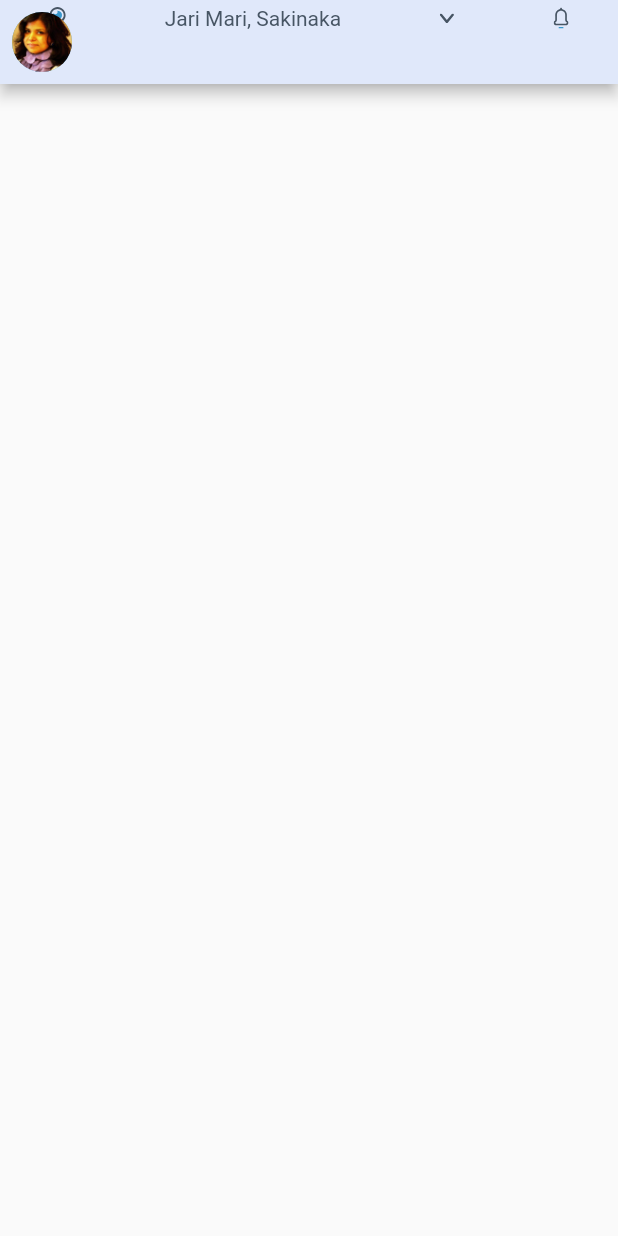
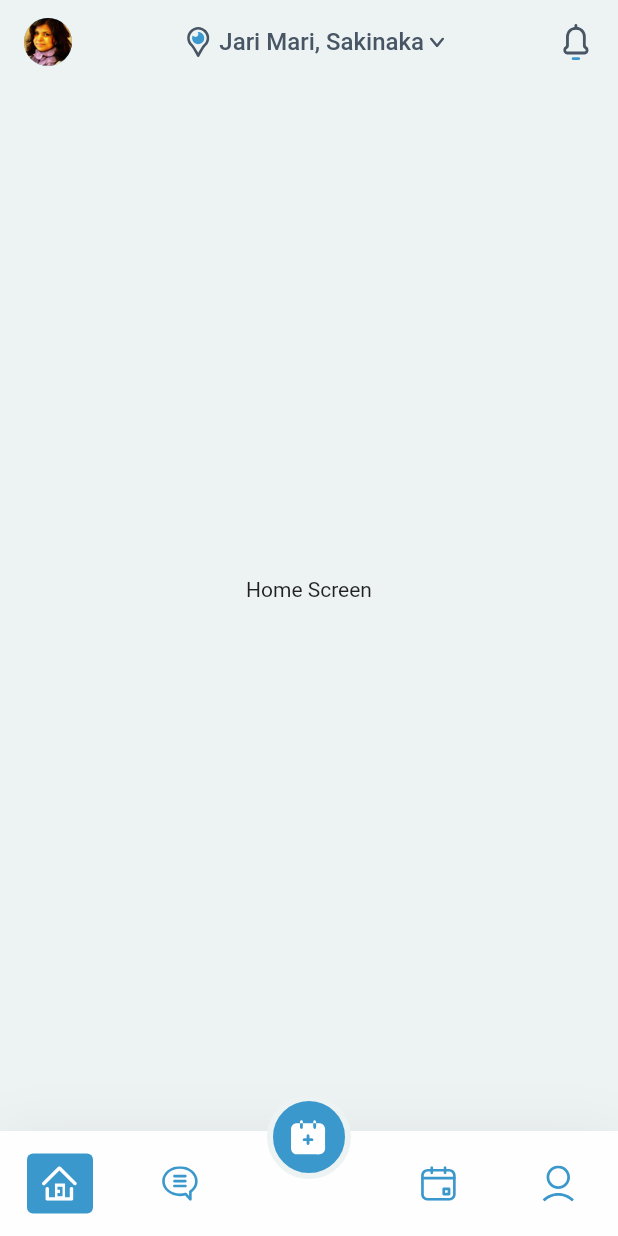
Before and after one commit to praveen0308/doctor_constultation, a Flutter app: the screen it shows after launch, on a phone screen of 412 x 824 dp. Run offline on Flutter 3.47's test engine with Material 2 defaults, Android fonts, the light colour scheme and no system bars; our stand-ins replace flutter_svg, google_fonts.

Commit message:
initial ui setup

```diff
--- a/lib/main.dart
+++ b/lib/main.dart
@@ -1,7 +1,6 @@
-
 import 'package:doctor_consultation/res/app_colors.dart';
 import 'package:doctor_consultation/res/image_path.dart';
-import 'package:doctor_consultation/ui/home.dart';
+import 'package:doctor_consultation/patient/dashboard/dashboard.dart';
 import 'package:doctor_consultation/widgets/app_nav_bar.dart';
 import 'package:flutter/material.dart';
 
@@ -15,14 +14,12 @@ class MyApp extends StatelessWidget {
   // This widget is the root of your application.
   @override
   Widget build(BuildContext context) {
-    return  MaterialApp(
+    return MaterialApp(
       debugShowCheckedModeBanner: false,
       theme: ThemeData(
-        primarySwatch: AppColors.primarySwatchColor
-      ),
-      home: HomePage(),
+          primarySwatch: AppColors.primarySwatchColor,
+          scaffoldBackgroundColor: AppColors.greyLight),
+      home: DashboardPatient(),
     );
-
-
   }
 }
--- /dev/null
+++ b/lib/patient/dashboard/dashboard.dart
@@ -0,0 +1,68 @@
+import 'package:doctor_consultation/patient/dashboard/home_page.dart';
+import 'package:doctor_consultation/patient/dashboard/message_page.dart';
+import 'package:doctor_consultation/patient/dashboard/patient_profile_page.dart';
+import 'package:doctor_consultation/patient/dashboard/schedule_history_page.dart';
+import 'package:doctor_consultation/widgets/app_nav_bar.dart';
+import 'package:doctor_consultation/widgets/bottom_nav.dart';
+import 'package:flutter/cupertino.dart';
+import 'package:flutter/material.dart';
+
+class DashboardPatient extends StatefulWidget {
+  const DashboardPatient({Key? key}) : super(key: key);
+
+  @override
+  _DashboardPatientState createState() => _DashboardPatientState();
+}
+
+class _DashboardPatientState extends State<DashboardPatient> {
+  late PageController _tabsPageController;
+  int _selectedTab = 0;
+
+  @override
+  void initState() {
+    _tabsPageController = PageController();
+    super.initState();
+  }
+
+  @override
+  void dispose() {
+    _tabsPageController.dispose();
+    super.dispose();
+  }
+
+  @override
+  Widget build(BuildContext context) {
+    return SafeArea(
+      child: Scaffold(
+        body: Column(
+          children: <Widget>[
+            const AppNavBar(),
+            Expanded(
+                child: PageView(
+              controller: _tabsPageController,
+              onPageChanged: (num) {
+                setState(() {
+                  _selectedTab = num;
+                });
+              },
+              children: [
+                HomePage(),
+                MessagePage(),
+                ScheduleHistoryPage(),
+                PatientProfilePage(),
+              ],
+            )),
+            BottomNav(
+              selectedTab: _selectedTab,
+              tabPressed: (num) {
+                _tabsPageController.animateToPage(num,
+                    duration: Duration(milliseconds: 300),
+                    curve: Curves.easeOutCubic);
+              },
+            ),
+          ],
+        ),
+      ),
+    );
+  }
+}
--- /dev/null
+++ b/lib/patient/dashboard/home_page.dart
@@ -0,0 +1,17 @@
+import 'package:flutter/cupertino.dart';
+
+class HomePage extends StatefulWidget {
+  const HomePage({Key? key}) : super(key: key);
+
+  @override
+  _HomePageState createState() => _HomePageState();
+}
+
+class _HomePageState extends State<HomePage> {
+  @override
+  Widget build(BuildContext context) {
+    return Center(
+      child: Text("Home Screen"),
+    );
+  }
+}
--- /dev/null
+++ b/lib/patient/dashboard/message_page.dart
@@ -0,0 +1,17 @@
+import 'package:flutter/cupertino.dart';
+
+class MessagePage extends StatefulWidget {
+  const MessagePage({Key? key}) : super(key: key);
+
+  @override
+  _MessagePageState createState() => _MessagePageState();
+}
+
+class _MessagePageState extends State<MessagePage> {
+  @override
+  Widget build(BuildContext context) {
+    return Center(
+      child: Text("Message Screen"),
+    );
+  }
+}
--- /dev/null
+++ b/lib/patient/dashboard/patient_profile_page.dart
@@ -0,0 +1,17 @@
+import 'package:flutter/cupertino.dart';
+
+class PatientProfilePage extends StatefulWidget {
+  const PatientProfilePage({Key? key}) : super(key: key);
+
+  @override
+  _PatientProfilePageState createState() => _PatientProfilePageState();
+}
+
+class _PatientProfilePageState extends State<PatientProfilePage> {
+  @override
+  Widget build(BuildContext context) {
+    return Center(
+      child: Text("Patient Profile Screen"),
+    );
+  }
+}
--- /dev/null
+++ b/lib/patient/dashboard/schedule_history_page.dart
@@ -0,0 +1,17 @@
+import 'package:flutter/cupertino.dart';
+
+class ScheduleHistoryPage extends StatefulWidget {
+  const ScheduleHistoryPage({Key? key}) : super(key: key);
+
+  @override
+  _ScheduleHistoryPageState createState() => _ScheduleHistoryPageState();
+}
+
+class _ScheduleHistoryPageState extends State<ScheduleHistoryPage> {
+  @override
+  Widget build(BuildContext context) {
+    return Center(
+      child: Text("ScheduleHistory Screen"),
+    );
+  }
+}
--- a/lib/ui/home.dart
+++ /dev/null
@@ -1,22 +0,0 @@
-import 'package:doctor_consultation/widgets/app_nav_bar.dart';
-import 'package:flutter/cupertino.dart';
-import 'package:flutter/material.dart';
-
-class HomePage extends StatelessWidget {
-  const HomePage({Key? key}) : super(key: key);
-
-  @override
-  Widget build(BuildContext context) {
-    return SafeArea(
-
-      child: Scaffold(
-        body: ListView(
-          children: const <Widget>[
-            AppNavBar(),
-
-          ],
-        ),
-      ),
-    );
-  }
-}
--- a/lib/widgets/app_nav_bar.dart
+++ b/lib/widgets/app_nav_bar.dart
@@ -10,40 +10,56 @@ class AppNavBar extends StatelessWidget {
   @override
   Widget build(BuildContext context) {
     return AppBar(
-        backgroundColor: AppColors.primaryLight,
-        leading: IconButton(
+      elevation: 0,
+      backgroundColor: AppColors.greyLight,
+      leading: Padding(
+        padding: const EdgeInsets.only(left: 8),
+        child: IconButton(
           // icon: Image.asset(AppImages.drPriyanka,),
           // onPressed: () { },
+
           icon: const CircleAvatar(
             backgroundImage: AssetImage(AppImages.drPriyanka),
           ),
-          onPressed: (){},
+          onPressed: () {},
         ),
-        flexibleSpace: Row(
+      ),
+      title: Row(
         mainAxisAlignment: MainAxisAlignment.spaceAround,
         children: <Widget>[
-
+          const Spacer(
+            flex: 4,
+          ),
           SizedBox(
             child: SvgPicture.asset(AppImages.icLocationPrimary),
             height: 20,
-              width: 11,
+            width: 20,
           ),
-            const Text("Jari Mari, Sakinaka",style: TextStyle(
-              color: AppColors.greyDark
-            ),),
+          const SizedBox(
+            width: 4,
+          ),
+          const Text(
+            "Jari Mari, Sakinaka",
+            style: TextStyle(color: AppColors.greyDark, fontSize: 16),
+          ),
+          const SizedBox(
+            width: 4,
+          ),
           SizedBox(
             child: SvgPicture.asset(AppImages.icArrowDown),
             height: 15,
             width: 10,
           ),
+          const Spacer(
+            flex: 6,
+          ),
           SizedBox(
             child: SvgPicture.asset(AppImages.icNotificationPrimary),
             height: 24,
-              width: 10,
+            width: 24,
           ),
-
         ],
-        ),);
-
+      ),
+    );
   }
 }
--- /dev/null
+++ b/lib/widgets/bottom_nav.dart
@@ -0,0 +1,144 @@
+import 'package:doctor_consultation/res/app_colors.dart';
+import 'package:doctor_consultation/res/image_path.dart';
+import 'package:flutter/cupertino.dart';
+import 'package:flutter/material.dart';
+import 'package:flutter_svg/svg.dart';
+
+class BottomNav extends StatefulWidget {
+  final int selectedTab;
+  final Function(int) tabPressed;
+
+  const BottomNav(
+      {Key? key, required this.selectedTab, required this.tabPressed})
+      : super(key: key);
+
+  @override
+  _BottomNavState createState() => _BottomNavState();
+}
+
+class _BottomNavState extends State<BottomNav> {
+  int _selectedTab = 0;
+
+  @override
+  Widget build(BuildContext context) {
+    _selectedTab = widget.selectedTab;
+
+    return Container(
+      height: 94,
+      child: Stack(children: [
+        Column(
+          children: [
+            const Spacer(),
+            SizedBox(
+              height: 70,
+              child: Container(
+                decoration:
+                    BoxDecoration(color: AppColors.greyLightest, boxShadow: [
+                  BoxShadow(
+                    color: Colors.black.withOpacity(0.05),
+                    spreadRadius: 1.0,
+                    blurRadius: 30.0,
+                  )
+                ]),
+                child: Row(
+                  mainAxisAlignment: MainAxisAlignment.spaceAround,
+                  children: [
+                    BottomTabBtn(
+                      imagePath: AppImages.icHome,
+                      label: "Home",
+                      selected: _selectedTab == 0 ? true : false,
+                      onPressed: () {
+                        widget.tabPressed(0);
+                      },
+                    ),
+                    BottomTabBtn(
+                      imagePath: AppImages.icMessage,
+                      label: "Message",
+                      selected: _selectedTab == 1 ? true : false,
+                      onPressed: () {
+                        widget.tabPressed(1);
+                      },
+                    ),
+                    const SizedBox(
+                      width: 56,
+                    ),
+                    BottomTabBtn(
+                      imagePath: AppImages.icSchedule,
+                      label: "Schedule",
+                      selected: _selectedTab == 2 ? true : false,
+                      onPressed: () {
+                        widget.tabPressed(2);
+                      },
+                    ),
+                    BottomTabBtn(
+                      imagePath: AppImages.icUserProfile,
+                      label: "Profile",
+                      selected: _selectedTab == 3 ? true : false,
+                      onPressed: () {
+                        widget.tabPressed(3);
+                      },
+                    ),
+                  ],
+                ),
+              ),
+            ),
+          ],
+        ),
+        Row(mainAxisAlignment: MainAxisAlignment.center, children: [
+          InkWell(
+            onTap: () {},
+            borderRadius: BorderRadius.circular(28),
+            child: Container(
+                height: 56,
+                width: 56,
+                padding: const EdgeInsets.all(12),
+                decoration: BoxDecoration(
+                  borderRadius: BorderRadius.circular(28),
+                  border: Border.all(color: AppColors.greyLight, width: 4),
+                  color: AppColors.primary,
+                ),
+                child: SvgPicture.asset(
+                  AppImages.icAddAppointment,
+                  color: AppColors.greyLightest,
+                )),
+          )
+        ])
+      ]),
+    );
+  }
+}
+
+class BottomTabBtn extends StatelessWidget {
+  final String imagePath;
+  final String label;
+  final bool selected;
+  final Function() onPressed;
+
+  const BottomTabBtn(
+      {Key? key,
+      required this.imagePath,
+      required this.label,
+      required this.selected,
+      required this.onPressed})
+      : super(key: key);
+
+  @override
+  Widget build(BuildContext context) {
+    return GestureDetector(
+      onTap: onPressed,
+      child: Container(
+          decoration: BoxDecoration(
+            borderRadius: BorderRadius.circular(4),
+            color: selected ? AppColors.primary : AppColors.greyLightest,
+          ),
+          padding: const EdgeInsets.symmetric(horizontal: 10, vertical: 8),
+          child: SizedBox(
+              width: 24,
+              height: 24,
+              child: SvgPicture.asset(
+                imagePath,
+                color: selected ? AppColors.greyLightest : AppColors.primary,
+              ))),
+    );
+  }
+}
```
Also changed, not shown: pubspec.lock. Lines whose indentation alone changed are shown as unchanged.
